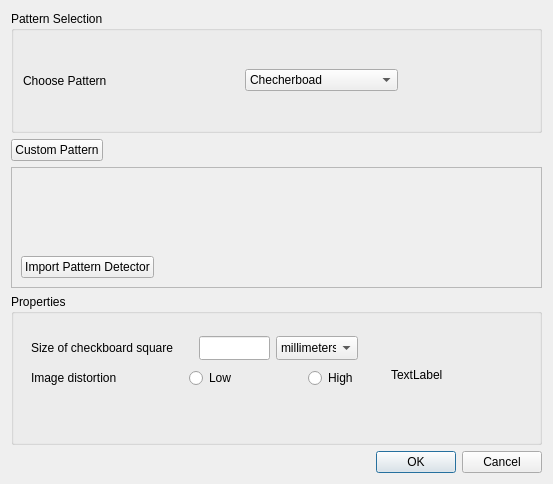
Old version of the form imageandpatternproperties.ui in the repository Hezexian/calibrateTool.
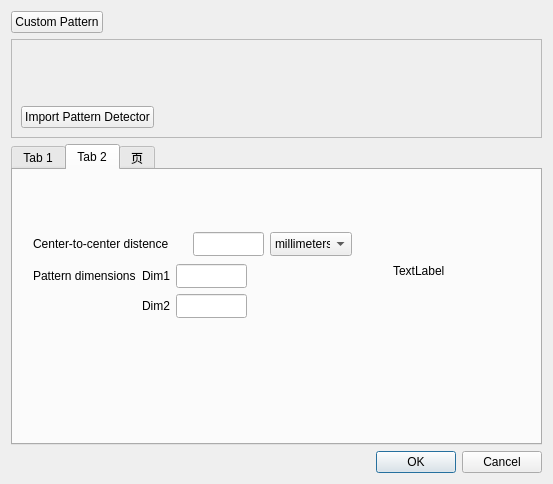
New version of the form. The open tabs and pages were chosen to show the change.

Commit message: update pattern properties dialog ui

What changed in the file:
```diff
--- a/imageandpatternproperties.ui
+++ b/imageandpatternproperties.ui
@@ -14,67 +14,6 @@
    <string>Dialog</string>
   </property>
   <layout class="QVBoxLayout" name="verticalLayout_2">
-   <item>
-    <widget class="QGroupBox" name="groupBox_patternSelect">
-     <property name="title">
-      <string>Pattern Selection</string>
-     </property>
-     <layout class="QHBoxLayout" name="horizontalLayout">
-      <item>
-       <widget class="QLabel" name="label">
-        <property name="text">
-         <string>Choose Pattern</string>
-        </property>
-       </widget>
-      </item>
-      <item>
-       <spacer name="horizontalSpacer">
-        <property name="orientation">
-         <enum>Qt::Horizontal</enum>
-        </property>
-        <property name="sizeHint" stdset="0">
-         <size>
-          <width>45</width>
-          <height>20</height>
-         </size>
-        </property>
-       </spacer>
-      </item>
-      <item>
-       <widget class="QComboBox" name="comboBox_checkboardMode">
-        <item>
-         <property name="text">
-          <string>Checherboad</string>
-         </property>
-        </item>
-        <item>
-         <property name="text">
-          <string>Asymmetric Circle Grid</string>
-         </property>
-        </item>
-        <item>
-         <property name="text">
-          <string>Symmetric Circle Grid</string>
-         </property>
-        </item>
-       </widget>
-      </item>
-      <item>
-       <spacer name="horizontalSpacer_2">
-        <property name="orientation">
-         <enum>Qt::Horizontal</enum>
-        </property>
-        <property name="sizeHint" stdset="0">
-         <size>
-          <width>128</width>
-          <height>20</height>
-         </size>
-        </property>
-       </spacer>
-      </item>
-     </layout>
-    </widget>
-   </item>
    <item>
     <layout class="QHBoxLayout" name="horizontalLayout_2">
      <item>
@@ -152,34 +91,19 @@
     </widget>
    </item>
    <item>
-    <widget class="QGroupBox" name="groupBox_properties">
-     <property name="minimumSize">
-      <size>
-       <width>531</width>
-       <height>151</height>
-      </size>
+    <widget class="QTabWidget" name="tabWidget_properties">
+     <property name="currentIndex">
+      <number>0</number>
      </property>
-     <property name="title">
-      <string>Properties</string>
-     </property>
-     <widget class="QLabel" name="label_img">
-      <property name="geometry">
-       <rect>
-        <x>380</x>
-        <y>20</y>
-        <width>111</width>
-        <height>121</height>
-       </rect>
-      </property>
-      <property name="text">
-       <string>TextLabel</string>
-      </property>
-     </widget>
-     <widget class="QWidget" name="">
+     <widget class="QWidget" name="tab">
+      <attribute name="title">
+       <string>Tab 1</string>
+      </attribute>
+      <widget class="QWidget" name="layoutWidget">
       <property name="geometry">
        <rect>
         <x>20</x>
-        <y>40</y>
+         <y>60</y>
         <width>327</width>
         <height>57</height>
        </rect>
@@ -295,6 +219,329 @@
         </layout>
        </item>
       </layout>
+      </widget>
+      <widget class="QLabel" name="label_checker">
+       <property name="geometry">
+        <rect>
+         <x>380</x>
+         <y>40</y>
+         <width>131</width>
+         <height>121</height>
+        </rect>
+       </property>
+       <property name="text">
+        <string>TextLabel</string>
+       </property>
+      </widget>
+     </widget>
+     <widget class="QWidget" name="tab_2">
+      <attribute name="title">
+       <string>Tab 2</string>
+      </attribute>
+      <widget class="QLabel" name="label_asymImg">
+       <property name="geometry">
+        <rect>
+         <x>380</x>
+         <y>40</y>
+         <width>131</width>
+         <height>121</height>
+        </rect>
+       </property>
+       <property name="text">
+        <string>TextLabel</string>
+       </property>
+      </widget>
+      <widget class="QWidget" name="layoutWidget">
+       <property name="geometry">
+        <rect>
+         <x>20</x>
+         <y>60</y>
+         <width>319</width>
+         <height>92</height>
+        </rect>
+       </property>
+       <layout class="QVBoxLayout" name="verticalLayout_4">
+        <item>
+         <layout class="QHBoxLayout" name="horizontalLayout_6">
+          <item>
+           <widget class="QLabel" name="label_6">
+            <property name="text">
+             <string>Center-to-center distence</string>
+            </property>
+           </widget>
+          </item>
+          <item>
+           <widget class="QLineEdit" name="lineEdit_asymSize">
+            <property name="minimumSize">
+             <size>
+              <width>71</width>
+              <height>24</height>
+             </size>
+            </property>
+            <property name="maximumSize">
+             <size>
+              <width>71</width>
+              <height>24</height>
+             </size>
+            </property>
+           </widget>
+          </item>
+          <item>
+           <widget class="QComboBox" name="comboBox_unit_2">
+            <property name="minimumSize">
+             <size>
+              <width>82</width>
+              <height>24</height>
+             </size>
+            </property>
+            <property name="maximumSize">
+             <size>
+              <width>82</width>
+              <height>24</height>
+             </size>
+            </property>
+            <item>
+             <property name="text">
+              <string>millimeters</string>
+             </property>
+            </item>
+            <item>
+             <property name="text">
+              <string>centimeters</string>
+             </property>
+            </item>
+            <item>
+             <property name="text">
+              <string>inches</string>
+             </property>
+            </item>
+           </widget>
+          </item>
+         </layout>
+        </item>
+        <item>
+         <layout class="QGridLayout" name="gridLayout">
+          <item row="0" column="2">
+           <widget class="QLineEdit" name="lineEdit_dim1">
+            <property name="minimumSize">
+             <size>
+              <width>71</width>
+              <height>24</height>
+             </size>
+            </property>
+            <property name="maximumSize">
+             <size>
+              <width>71</width>
+              <height>24</height>
+             </size>
+            </property>
+           </widget>
+          </item>
+          <item row="1" column="1">
+           <widget class="QLabel" name="label_9">
+            <property name="text">
+             <string>Dim2</string>
+            </property>
+           </widget>
+          </item>
+          <item row="0" column="0">
+           <widget class="QLabel" name="label_7">
+            <property name="text">
+             <string>Pattern dimensions</string>
+            </property>
+           </widget>
+          </item>
+          <item row="1" column="2">
+           <widget class="QLineEdit" name="lineEdit_dim2">
+            <property name="minimumSize">
+             <size>
+              <width>71</width>
+              <height>24</height>
+             </size>
+            </property>
+            <property name="maximumSize">
+             <size>
+              <width>71</width>
+              <height>24</height>
+             </size>
+            </property>
+           </widget>
+          </item>
+          <item row="0" column="1">
+           <widget class="QLabel" name="label_8">
+            <property name="text">
+             <string>Dim1</string>
+            </property>
+           </widget>
+          </item>
+          <item row="0" column="3">
+           <spacer name="horizontalSpacer_7">
+            <property name="orientation">
+             <enum>Qt::Horizontal</enum>
+            </property>
+            <property name="sizeHint" stdset="0">
+             <size>
+              <width>40</width>
+              <height>20</height>
+             </size>
+            </property>
+           </spacer>
+          </item>
+         </layout>
+        </item>
+       </layout>
+      </widget>
+     </widget>
+     <widget class="QWidget" name="tab_3">
+      <attribute name="title">
+       <string>页</string>
+      </attribute>
+      <widget class="QLabel" name="label_synImg">
+       <property name="geometry">
+        <rect>
+         <x>380</x>
+         <y>40</y>
+         <width>131</width>
+         <height>121</height>
+        </rect>
+       </property>
+       <property name="text">
+        <string>TextLabel</string>
+       </property>
+      </widget>
+      <widget class="QWidget" name="layoutWidget">
+       <property name="geometry">
+        <rect>
+         <x>20</x>
+         <y>60</y>
+         <width>319</width>
+         <height>92</height>
+        </rect>
+       </property>
+       <layout class="QVBoxLayout" name="verticalLayout_5">
+        <item>
+         <layout class="QHBoxLayout" name="horizontalLayout_7">
+          <item>
+           <widget class="QLabel" name="label_10">
+            <property name="text">
+             <string>Center-to-center distence</string>
+            </property>
+           </widget>
+          </item>
+          <item>
+           <widget class="QLineEdit" name="lineEdit_symSize">
+            <property name="minimumSize">
+             <size>
+              <width>71</width>
+              <height>24</height>
+             </size>
+            </property>
+            <property name="maximumSize">
+             <size>
+              <width>71</width>
+              <height>24</height>
+             </size>
+            </property>
+           </widget>
+          </item>
+          <item>
+           <widget class="QComboBox" name="comboBox_unit_3">
+            <property name="minimumSize">
+             <size>
+              <width>82</width>
+              <height>24</height>
+             </size>
+            </property>
+            <property name="maximumSize">
+             <size>
+              <width>82</width>
+              <height>24</height>
+             </size>
+            </property>
+            <item>
+             <property name="text">
+              <string>millimeters</string>
+             </property>
+            </item>
+            <item>
+             <property name="text">
+              <string>centimeters</string>
+             </property>
+            </item>
+            <item>
+             <property name="text">
+              <string>inches</string>
+             </property>
+            </item>
+           </widget>
+          </item>
+         </layout>
+        </item>
+        <item>
+         <layout class="QGridLayout" name="gridLayout_2">
+          <item row="1" column="1">
+           <widget class="QLineEdit" name="lineEdit_colums">
+            <property name="minimumSize">
+             <size>
+              <width>71</width>
+              <height>24</height>
+             </size>
+            </property>
+            <property name="maximumSize">
+             <size>
+              <width>71</width>
+              <height>24</height>
+             </size>
+            </property>
+           </widget>
+          </item>
+          <item row="0" column="1">
+           <widget class="QLineEdit" name="lineEdit_rows">
+            <property name="minimumSize">
+             <size>
+              <width>71</width>
+              <height>24</height>
+             </size>
+            </property>
+            <property name="maximumSize">
+             <size>
+              <width>71</width>
+              <height>24</height>
+             </size>
+            </property>
+           </widget>
+          </item>
+          <item row="0" column="0">
+           <widget class="QLabel" name="label_11">
+            <property name="text">
+             <string>Number of Rows</string>
+            </property>
+           </widget>
+          </item>
+          <item row="1" column="0">
+           <widget class="QLabel" name="label_12">
+            <property name="text">
+             <string>Number of Colums</string>
+            </property>
+           </widget>
+          </item>
+          <item row="0" column="2">
+           <spacer name="horizontalSpacer_8">
+            <property name="orientation">
+             <enum>Qt::Horizontal</enum>
+            </property>
+            <property name="sizeHint" stdset="0">
+             <size>
+              <width>40</width>
+              <height>20</height>
+             </size>
+            </property>
+           </spacer>
+          </item>
+         </layout>
+        </item>
+       </layout>
+      </widget>
      </widget>
     </widget>
    </item>
```
Left out of the diff: 2 changed lines with no effect on the pictures. Lines whose indentation alone changed are shown as unchanged. The commit also changes 4 other files.
